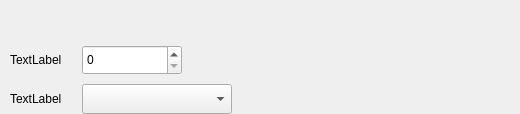
Old version of the form opensyde_tool/src/syde_flash/properties/C_FlaPropWidget.ui in the repository openSYDE/openSYDE.
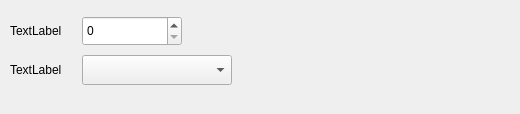
New version of the form. Custom widgets are drawn as their Qt base class.

What changed in the file:
```diff
--- a/opensyde_tool/src/syde_flash/properties/C_FlaPropWidget.ui
+++ b/opensyde_tool/src/syde_flash/properties/C_FlaPropWidget.ui
@@ -130,6 +130,19 @@
      </item>
     </layout>
    </item>
+   <item>
+    <spacer name="verticalSpacer">
+     <property name="orientation">
+      <enum>Qt::Vertical</enum>
+     </property>
+     <property name="sizeHint" stdset="0">
+      <size>
+       <width>20</width>
+       <height>40</height>
+      </size>
+     </property>
+    </spacer>
+   </item>
   </layout>
  </widget>
  <customwidgets>
@@ -138,6 +151,12 @@
    <extends>QLabel</extends>
    <header>C_OgeLabGenericNoPaddingNoMargins.hpp</header>
   </customwidget>
+  <customwidget>
+   <class>stw::opensyde_gui_elements::C_CamOgeWiSectionHeader</class>
+   <extends>QWidget</extends>
+   <header>C_CamOgeWiSectionHeader.hpp</header>
+   <container>1</container>
+  </customwidget>
   <customwidget>
    <class>stw::opensyde_gui_elements::C_OgeCbxText</class>
    <extends>QComboBox</extends>
@@ -148,12 +167,6 @@
    <extends>QSpinBox</extends>
    <header>C_CamOgeSpxProperties.hpp</header>
   </customwidget>
-  <customwidget>
-   <class>stw::opensyde_gui_elements::C_CamOgeWiSectionHeader</class>
-   <extends>QWidget</extends>
-   <header>C_CamOgeWiSectionHeader.hpp</header>
-   <container>1</container>
-  </customwidget>
  </customwidgets>
  <resources/>
  <connections/>
```
Left out of the diff: 48 changed lines with no effect on the pictures.
